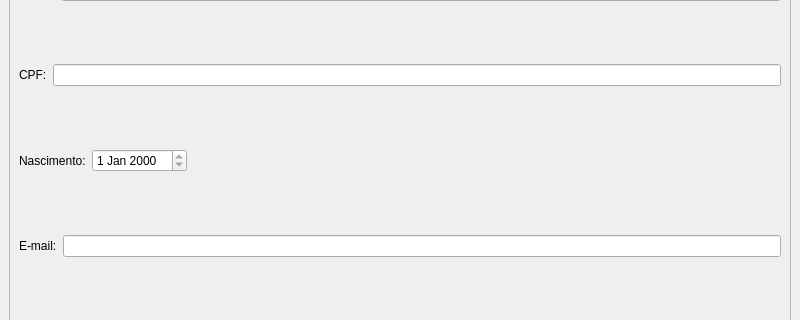
Above: Cliente/ui/perfil_cliente.ui from Liedsonfsa/Route-Run before the change; both pictures show x 0 to 800 and y 97 to 417 of the 800 by 600 pixel window. Below: the same form after it.
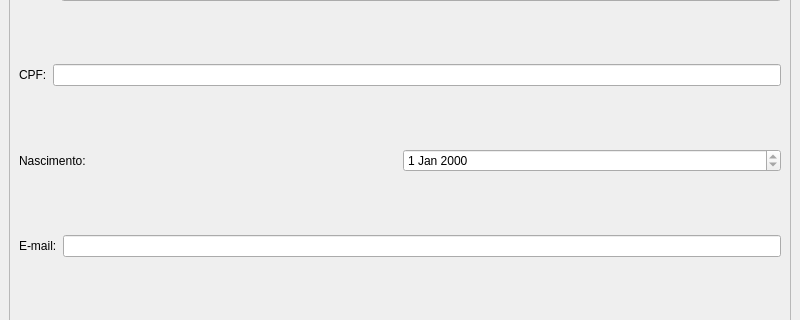
That is the form after the change. Icons and pictures are not drawn.

Diff of the .ui file:
```diff
--- a/Cliente/ui/perfil_cliente.ui
+++ b/Cliente/ui/perfil_cliente.ui
@@ -76,19 +76,6 @@
            </property>
           </widget>
          </item>
-         <item>
-          <spacer name="horizontalSpacer_2">
-           <property name="orientation">
-            <enum>Qt::Horizontal</enum>
-           </property>
-           <property name="sizeHint" stdset="0">
-            <size>
-             <width>40</width>
-             <height>20</height>
-            </size>
-           </property>
-          </spacer>
-         </item>
         </layout>
        </item>
        <item>
```
